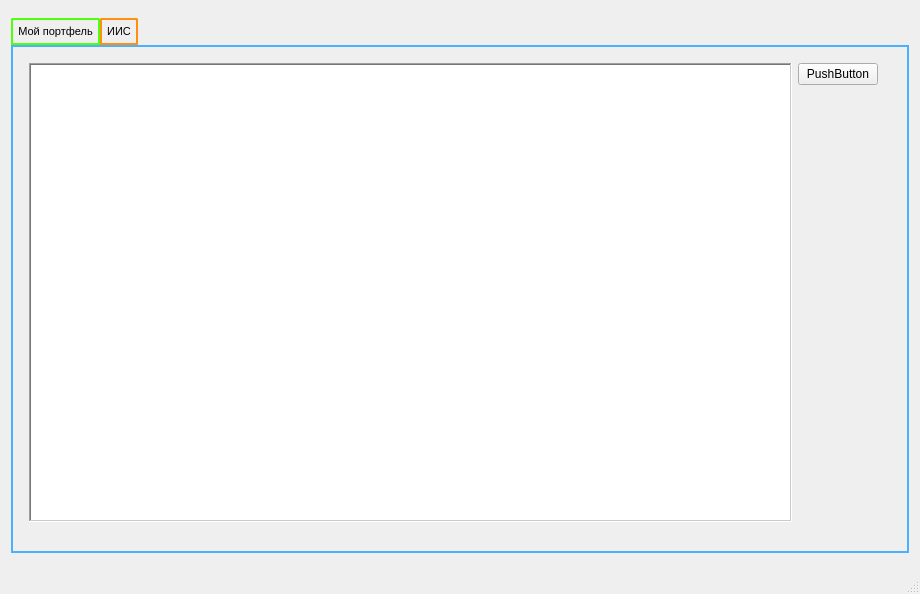
This is soft/FG_InvestPC/mainwindow.ui in grifill/FG_Invest as Qt 5 draws it before an edit. The edited form follows.
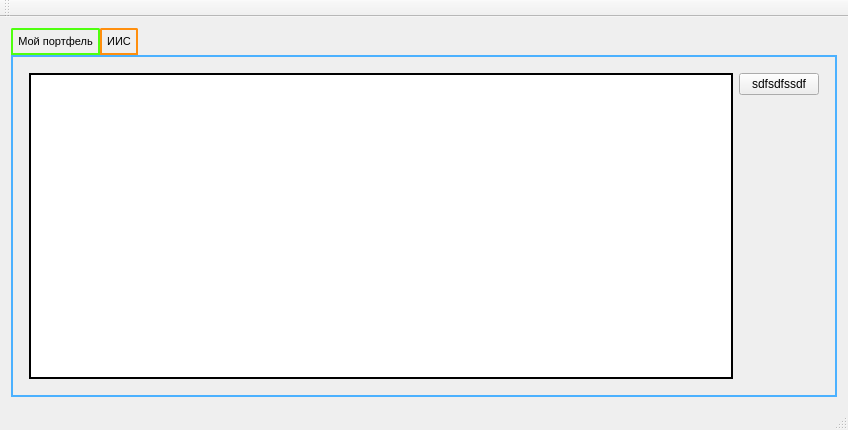
This is the edited form.

Diff of the .ui file:
```diff
--- a/soft/FG_InvestPC/mainwindow.ui
+++ b/soft/FG_InvestPC/mainwindow.ui
@@ -2,29 +2,14 @@
 <ui version="4.0">
  <class>MainWindow</class>
  <widget class="QMainWindow" name="MainWindow">
-  <property name="enabled">
-   <bool>true</bool>
-  </property>
   <property name="geometry">
    <rect>
     <x>0</x>
     <y>0</y>
-    <width>920</width>
-    <height>594</height>
+    <width>848</width>
+    <height>430</height>
    </rect>
   </property>
-  <property name="minimumSize">
-   <size>
-    <width>920</width>
-    <height>594</height>
-   </size>
-  </property>
-  <property name="maximumSize">
-   <size>
-    <width>920</width>
-    <height>594</height>
-   </size>
-  </property>
   <property name="windowTitle">
    <string>MainWindow</string>
   </property>
@@ -32,18 +17,6 @@
    <layout class="QGridLayout" name="gridLayout_2">
     <item row="0" column="0">
      <widget class="QTabWidget" name="CentralTab">
-      <property name="minimumSize">
-       <size>
-        <width>891</width>
-        <height>531</height>
-       </size>
-      </property>
-      <property name="maximumSize">
-       <size>
-        <width>902</width>
-        <height>535</height>
-       </size>
-      </property>
       <property name="font">
        <font>
         <family>MS Shell Dlg 2</family>
@@ -117,15 +90,8 @@
        <attribute name="title">
         <string>Мой портфель</string>
        </attribute>
-       <widget class="QWidget" name="gridLayoutWidget">
-        <property name="geometry">
-         <rect>
-          <x>0</x>
-          <y>0</y>
-          <width>871</width>
-          <height>481</height>
-         </rect>
-        </property>
+       <layout class="QGridLayout" name="gridLayout_3">
+        <item row="0" column="0">
         <layout class="QGridLayout" name="gridLayout">
          <item row="1" column="1">
           <spacer name="verticalSpacer">
@@ -143,7 +109,7 @@
          <item row="0" column="1">
           <widget class="QPushButton" name="refresh">
            <property name="text">
-            <string>PushButton</string>
+             <string>sdfsdfssdf</string>
            </property>
           </widget>
          </item>
@@ -157,16 +123,95 @@
            <property name="contextMenuPolicy">
             <enum>Qt::NoContextMenu</enum>
            </property>
+            <property name="styleSheet">
+             <string notr="true">QHeaderView::section{
+border-top:0px solid #D8D8D8;
+border-left:0px solid #D8D8D8;
+border-right:1px solid #D8D8D8;
+border-bottom: 1px solid #D8D8D8;
+background-color:white;
+padding:4px;
+}
+        
+QTableCornerButton::section{
+border-top:0px solid #D8D8D8;
+border-left:0px solid #D8D8D8;
+border-right:1px solid #D8D8D8;
+border-bottom: 1px solid #D8D8D8;
+background-color:white;
+}</string>
+            </property>
            <property name="frameShape">
-            <enum>QFrame::WinPanel</enum>
+             <enum>QFrame::Box</enum>
+            </property>
+            <property name="frameShadow">
+             <enum>QFrame::Plain</enum>
+            </property>
+            <property name="lineWidth">
+             <number>2</number>
+            </property>
+            <property name="midLineWidth">
+             <number>1</number>
+            </property>
+            <property name="verticalScrollBarPolicy">
+             <enum>Qt::ScrollBarAlwaysOff</enum>
+            </property>
+            <property name="horizontalScrollBarPolicy">
+             <enum>Qt::ScrollBarAsNeeded</enum>
            </property>
            <property name="sizeAdjustPolicy">
             <enum>QAbstractScrollArea::AdjustToContents</enum>
            </property>
+            <property name="autoScroll">
+             <bool>false</bool>
+            </property>
+            <property name="editTriggers">
+             <set>QAbstractItemView::NoEditTriggers</set>
+            </property>
+            <property name="tabKeyNavigation">
+             <bool>false</bool>
+            </property>
+            <property name="showDropIndicator" stdset="0">
+             <bool>false</bool>
+            </property>
+            <property name="dragDropOverwriteMode">
+             <bool>false</bool>
+            </property>
+            <property name="textElideMode">
+             <enum>Qt::ElideMiddle</enum>
+            </property>
+            <property name="gridStyle">
+             <enum>Qt::CustomDashLine</enum>
+            </property>
+            <property name="sortingEnabled">
+             <bool>false</bool>
+            </property>
+            <property name="cornerButtonEnabled">
+             <bool>false</bool>
+            </property>
+            <attribute name="horizontalHeaderCascadingSectionResizes">
+             <bool>false</bool>
+            </attribute>
+            <attribute name="horizontalHeaderShowSortIndicator" stdset="0">
+             <bool>false</bool>
+            </attribute>
+            <attribute name="horizontalHeaderStretchLastSection">
+             <bool>false</bool>
+            </attribute>
+            <attribute name="verticalHeaderCascadingSectionResizes">
+             <bool>false</bool>
+            </attribute>
+            <attribute name="verticalHeaderShowSortIndicator" stdset="0">
+             <bool>false</bool>
+            </attribute>
+            <attribute name="verticalHeaderStretchLastSection">
+             <bool>false</bool>
+            </attribute>
           </widget>
          </item>
         </layout>
-       </widget>
+        </item>
+       </layout>
       </widget>
       <widget class="QWidget" name="IIS">
        <attribute name="title">
@@ -175,9 +220,6 @@
       </widget>
      </widget>
     </item>
-    <item row="1" column="0">
-     <layout class="QGridLayout" name="gridLayout_3"/>
-    </item>
    </layout>
   </widget>
   <widget class="QMenuBar" name="menuBar">
@@ -190,6 +232,14 @@
     </rect>
    </property>
   </widget>
+  <widget class="QToolBar" name="mainToolBar">
+   <attribute name="toolBarArea">
+    <enum>TopToolBarArea</enum>
+   </attribute>
+   <attribute name="toolBarBreak">
+    <bool>false</bool>
+   </attribute>
+  </widget>
   <widget class="QStatusBar" name="statusBar"/>
  </widget>
  <layoutdefault spacing="6" margin="11"/>
```
Left out of the diff: 2 changed lines with no effect on the pictures. Lines whose indentation alone changed are shown as unchanged.
